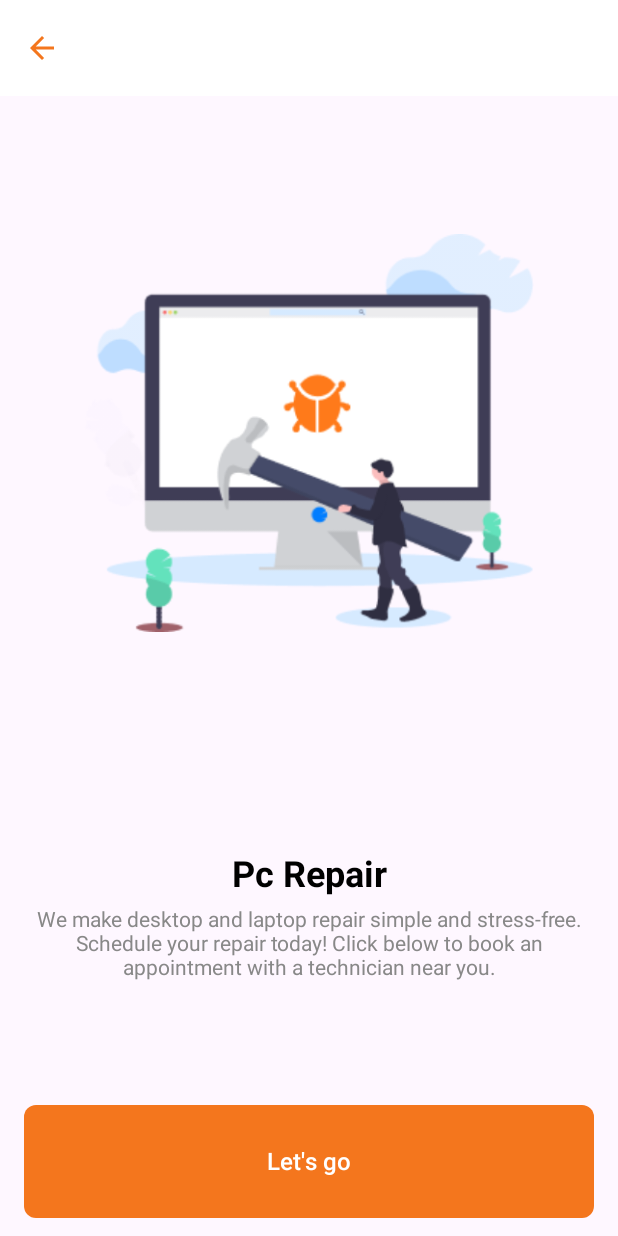
After one commit to The-Creators-Team/IClickIPayProject, an Android app built with Jetpack Compose: the composable PcRepairHomeScreen shown on its own in the app's theme, on a phone screen of 412 x 824 dp. The commit adds this screen. Run offline under Robolectric (Android 15) with nearby library versions, the phone set to English and light mode, and no system bars.

Commit message:
added PcRepair Home screen, navigation

```diff
--- /dev/null
+++ b/app/src/main/java/com/example/iclickipay/presentation/pcrepair/PcRepairHomeScreen.kt
@@ -0,0 +1,138 @@
+package com.example.iclickipay.presentation.pcrepair
+
+import android.annotation.SuppressLint
+import androidx.compose.foundation.Image
+import androidx.compose.foundation.background
+import androidx.compose.foundation.layout.Arrangement
+import androidx.compose.foundation.layout.Column
+import androidx.compose.foundation.layout.Row
+import androidx.compose.foundation.layout.fillMaxSize
+import androidx.compose.foundation.layout.fillMaxWidth
+import androidx.compose.foundation.layout.height
+import androidx.compose.foundation.layout.padding
+import androidx.compose.foundation.layout.size
+import androidx.compose.foundation.shape.RoundedCornerShape
+import androidx.compose.material.icons.Icons
+import androidx.compose.material.icons.automirrored.filled.ArrowBack
+import androidx.compose.material.icons.filled.Home
+import androidx.compose.material3.Button
+import androidx.compose.material3.ButtonDefaults
+import androidx.compose.material3.CenterAlignedTopAppBar
+import androidx.compose.material3.ExperimentalMaterial3Api
+import androidx.compose.material3.Icon
+import androidx.compose.material3.IconButton
+import androidx.compose.material3.Scaffold
+import androidx.compose.material3.Text
+import androidx.compose.material3.TopAppBarDefaults
+import androidx.compose.runtime.Composable
+import androidx.compose.ui.Alignment
+import androidx.compose.ui.Modifier
+import androidx.compose.ui.graphics.Color
+import androidx.compose.ui.res.painterResource
+import androidx.compose.ui.text.TextStyle
+import androidx.compose.ui.text.font.FontWeight
+import androidx.compose.ui.text.style.TextAlign
+import androidx.compose.ui.tooling.preview.Preview
+import androidx.compose.ui.unit.dp
+import androidx.compose.ui.unit.sp
+import com.example.iclickipay.R
+import com.example.iclickipay.presentation.reuseable.CustomButton
+import com.example.iclickipay.ui.theme.AppOrange
+
+
+@SuppressLint("UnusedMaterial3ScaffoldPaddingParameter")
+@OptIn(ExperimentalMaterial3Api::class)
+@Composable
+fun PcRepairHomeScreen(){
+
+    Scaffold(
+        topBar = {
+            CenterAlignedTopAppBar(
+                title = { Text(text = "") },
+                //modifier = Modifier.height(42.dp),
+                colors = TopAppBarDefaults.centerAlignedTopAppBarColors(
+                    containerColor = Color.White
+                ),
+                navigationIcon = {
+                    IconButton(onClick = { /* do something */ }) {
+                        Icon(
+                            imageVector = Icons.AutoMirrored.Default.ArrowBack,
+                            contentDescription = "Localized description",
+                            tint = AppOrange
+                        )
+                    }
+                }
+            )
+        }
+        ,
+        bottomBar = {
+            Row(modifier = Modifier.padding(vertical = 12.dp,horizontal = 16.dp)) {
+                Button(
+                    onClick = { /* Place order action */ },
+                    modifier = Modifier
+                        .fillMaxWidth()
+                        .height(75.dp),
+                    colors = ButtonDefaults.buttonColors(containerColor = AppOrange),
+                    shape = RoundedCornerShape(8.dp),
+                ) {
+                    Text("Let's go", color = Color.White, fontSize = 16.sp)
+                }
+            }
+
+        },
+        content = {
+            Column(
+                modifier = Modifier
+                    .fillMaxSize()
+                    .padding(horizontal = 16.dp, vertical = 24.dp),
+                horizontalAlignment = Alignment.CenterHorizontally,
+                verticalArrangement = Arrangement.SpaceEvenly
+            ) {
+                // Image Section
+                Image(
+                    painter = painterResource(id = R.drawable.pcrepairlogo), // Replace with your image resource
+                    contentDescription = "Mover Illustration",
+                    modifier = Modifier
+                        .size(300.dp)
+                        .padding(bottom = 16.dp)
+                )
+
+                Column(
+                    modifier = Modifier,
+                    horizontalAlignment = Alignment.CenterHorizontally
+                ) {  // Title
+                    Text(
+                        text = "Pc Repair",
+                        style = TextStyle(
+                            fontSize = 24.sp,
+                            fontWeight = FontWeight.Bold,
+                            color = Color.Black,
+
+                            ),
+                        modifier = Modifier.padding(bottom = 8.dp)
+                    )
+
+                    // Subtitle
+                    Text(
+                        text = "We make desktop and laptop repair simple and stress-free. Schedule your repair today! Click below to book an appointment with a technician near you.",
+                        style = TextStyle(
+                            fontSize = 14.sp,
+                            color = Color.Gray
+                        ),
+                        modifier = Modifier.padding(bottom = 24.dp),
+                        textAlign = TextAlign.Center
+                    )
+                }
+
+
+            }
+        }
+    )
+
+}
+
+@Preview
+@Composable
+fun PcRepairHomeScreenPreview(){
+    PcRepairHomeScreen()
+}
--- a/app/src/main/java/com/example/iclickipay/presentation/pcrepair/PcRepairProblemScreen.kt
+++ b/app/src/main/java/com/example/iclickipay/presentation/pcrepair/PcRepairProblemScreen.kt
@@ -18,6 +18,7 @@ import androidx.compose.ui.text.font.FontWeight
 import androidx.compose.ui.tooling.preview.Preview
 import androidx.compose.ui.unit.dp
 import androidx.compose.ui.unit.sp
+import com.example.iclickipay.ui.theme.AppOrange
 
 @SuppressLint("UnusedMaterial3ScaffoldPaddingParameter")
 @OptIn(ExperimentalMaterial3Api::class)
@@ -85,7 +86,7 @@ fun PcRepairProblemScreen() {
                     .height(75.dp),
                 shape = RoundedCornerShape(8.dp),
                 colors = ButtonDefaults.buttonColors(
-                    containerColor = Color(0xFFFF9800) // Orange color
+                    containerColor = AppOrange // Orange color
                 )
             ) {
                 Text(text = "Next", color = Color.White, fontSize = 16.sp)
```
Also changed, not shown: app/src/main/java/com/example/iclickipay/presentation/pcrepair/PcRepairNavigation.kt (added, +27 -0 lines), app/src/main/java/com/example/iclickipay/presentation/pcrepair/PcRepairOrderScreen.kt (+5 -4 lines), app/src/main/java/com/example/iclickipay/presentation/pcrepair/PcRepairScreens.kt (added, +16 -0 lines), app/src/main/res/drawable/pcrepairlogo.png (added).
